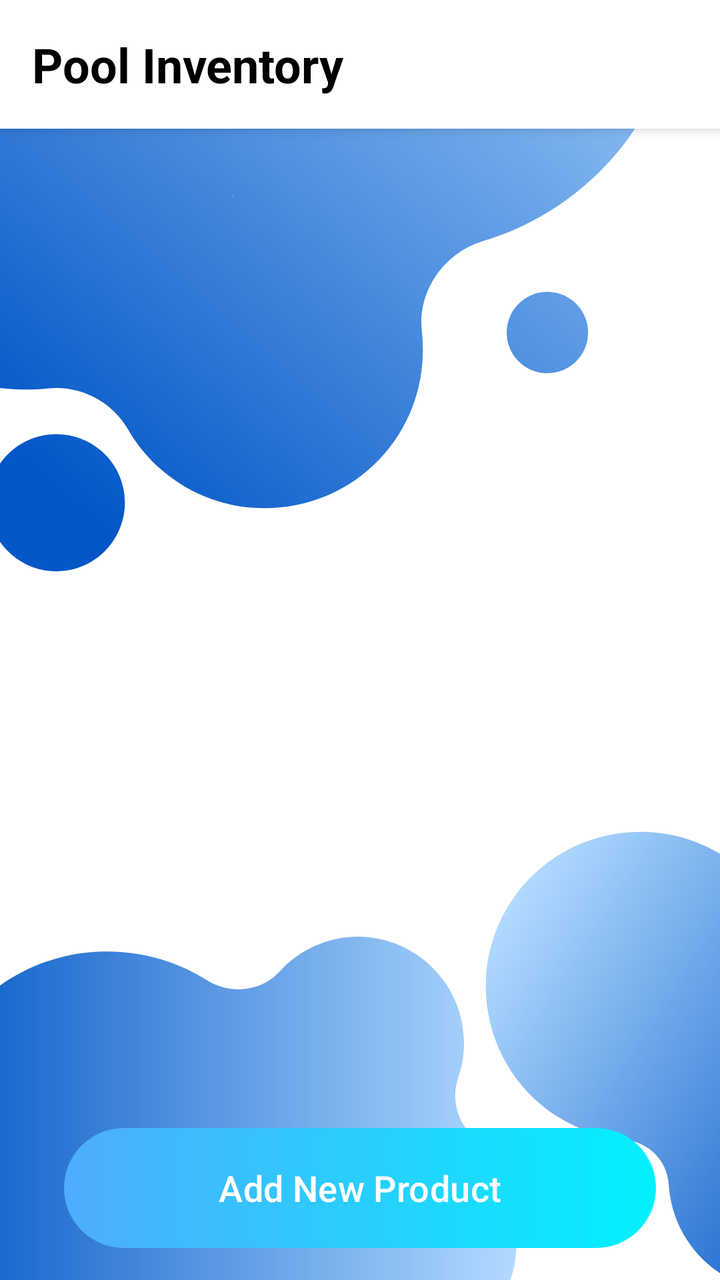
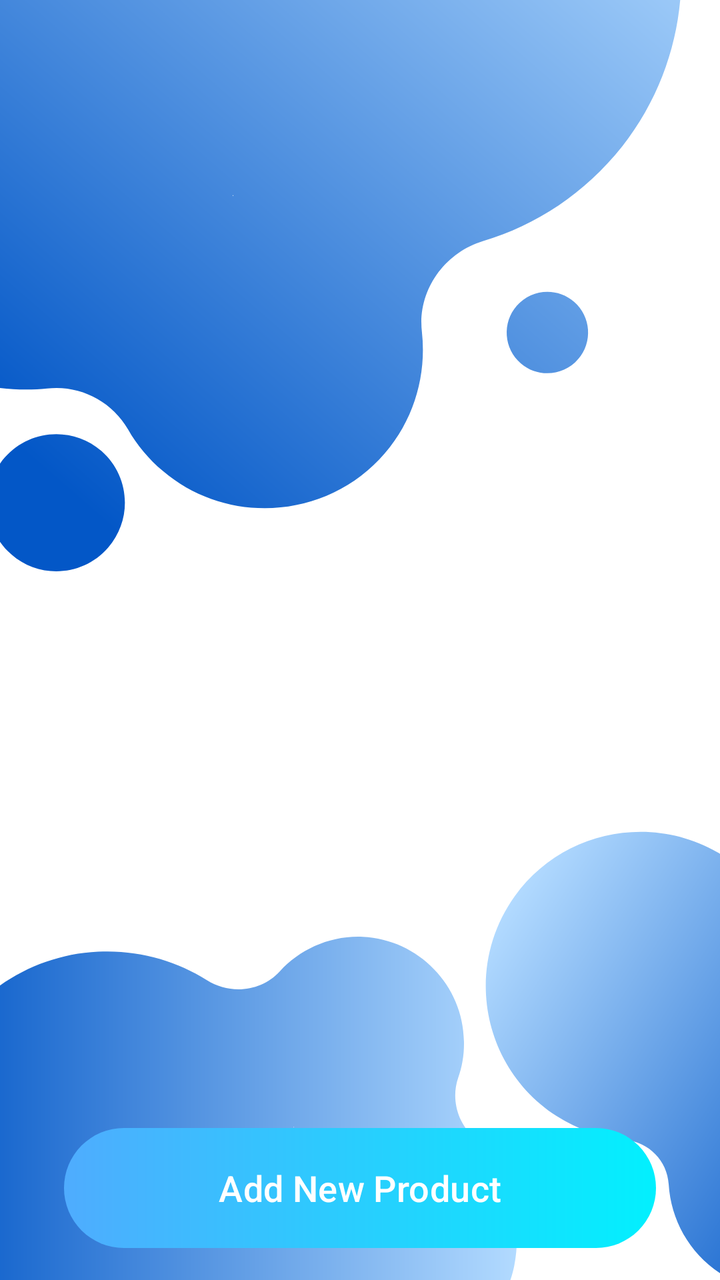

The first picture is an Android layout as it rendered before a commit; the second is the same layout after the commit. The layout source and the unified diff follow.
<!-- AndroidManifest.xml: application theme Theme.PoolApp -->
<!-- res/layout/sp_product_list.xml -->
<?xml version="1.0" encoding="utf-8"?>
<androidx.constraintlayout.widget.ConstraintLayout xmlns:android="http://schemas.android.com/apk/res/android"
    xmlns:app="http://schemas.android.com/apk/res-auto"
    xmlns:tools="http://schemas.android.com/tools"
    android:layout_width="match_parent"
    android:layout_height="match_parent"
    android:background="@drawable/bg"
    tools:context=".SP_ProductList">

    <androidx.cardview.widget.CardView
        android:id="@+id/card_header"
        android:layout_width="match_parent"
        android:layout_height="wrap_content"
        app:layout_constraintTop_toTopOf="parent"
        app:cardElevation="4dp"
        app:cardCornerRadius="0dp"
        app:cardBackgroundColor="@android:color/white">

        <TextView
            android:layout_width="match_parent"
            android:layout_height="wrap_content"
            android:text="Pool Inventory"
            android:textSize="24sp"
            android:textStyle="bold"
            android:padding="16dp"
            android:textColor="@color/black"
            android:gravity="center_vertical" />
    </androidx.cardview.widget.CardView>

    <androidx.recyclerview.widget.RecyclerView
        android:id="@+id/rv_product_list"
        android:layout_width="0dp"
        android:layout_height="0dp"
        android:paddingHorizontal="8dp"
        android:clipToPadding="false"
        android:paddingBottom="80dp"
        app:layout_constraintTop_toBottomOf="@id/card_header"
        app:layout_constraintBottom_toBottomOf="parent"
        app:layout_constraintStart_toStartOf="parent"
        app:layout_constraintEnd_toEndOf="parent"
        tools:listitem="@layout/item_sp_product"/>

    <TextView
        android:id="@+id/tv_empty_state"
        android:layout_width="wrap_content"
        android:layout_height="wrap_content"
        android:text="No products found.\nTap 'Add Product' to start building your inventory."
        android:gravity="center"
        android:textSize="16sp"
        android:textColor="@color/grey_dark"
        app:layout_constraintTop_toBottomOf="@id/card_header"
        app:layout_constraintBottom_toTopOf="@id/btn_add_product"
        app:layout_constraintStart_toStartOf="parent"
        app:layout_constraintEnd_toEndOf="parent"
        android:visibility="gone" />

    <com.google.android.material.button.MaterialButton
        android:id="@+id/btn_add_product"
        android:layout_width="0dp"
        android:layout_height="60dp"
        android:layout_marginHorizontal="32dp"
        android:layout_marginBottom="16dp"
        android:background="@drawable/custom_button"
        android:text="Add New Product"
        android:textColor="@color/white"
        android:textSize="18dp"
        app:backgroundTint="@null"
        app:rippleColor="@color/white_transparent_50"
        app:layout_constraintBottom_toBottomOf="parent"
        app:layout_constraintStart_toStartOf="parent"
        app:layout_constraintEnd_toEndOf="parent"/>

</androidx.constraintlayout.widget.ConstraintLayout>
<!-- res/layout/item_sp_product.xml (included above) -->
<?xml version="1.0" encoding="utf-8"?>
<androidx.cardview.widget.CardView
    xmlns:android="http://schemas.android.com/apk/res/android"
    xmlns:app="http://schemas.android.com/apk/res-auto"
    android:layout_width="match_parent"
    android:layout_height="wrap_content"
    android:layout_margin="8dp"
    app:cardCornerRadius="8dp"
    app:cardElevation="4dp">

    <LinearLayout
        android:layout_width="match_parent"
        android:layout_height="wrap_content"
        android:orientation="horizontal"
        android:padding="8dp">

        <ImageView
            android:id="@+id/product_image"
            android:layout_width="80dp"
            android:layout_height="80dp"
            android:scaleType="centerCrop"
            android:src="@drawable/fake_chlorine"
            android:layout_marginEnd="12dp"/>

        <LinearLayout
            android:layout_width="0dp"
            android:layout_height="wrap_content"
            android:layout_weight="1"
            android:orientation="vertical">

            <TextView
                android:id="@+id/product_name"
                android:layout_width="wrap_content"
                android:layout_height="wrap_content"
                android:text="Product Name Example"
                android:textSize="18sp"
                android:textStyle="bold"/>

            <TextView
                android:id="@+id/product_price"
                android:layout_width="wrap_content"
                android:layout_height="wrap_content"
                android:text="R 150.00"
                android:textSize="16sp"
                android:textColor="@android:color/holo_green_dark"/>

            <TextView
                android:id="@+id/product_stock"
                android:layout_width="wrap_content"
                android:layout_height="wrap_content"
                android:text="Stock: 10"
                android:textSize="14sp"/>

        </LinearLayout>

        <LinearLayout
            android:layout_width="wrap_content"
            android:layout_height="wrap_content"
            android:orientation="vertical"
            android:gravity="center_vertical">

            <com.google.android.material.button.MaterialButton
                android:id="@+id/btn_edit"
                android:layout_width="150dp"
                android:layout_height="50dp"
                android:layout_marginStart="4dp"
                android:layout_marginLeft="8dp"
                android:layout_marginEnd="8dp"
                android:layout_marginRight="8dp"
                android:background="@drawable/custom_button"
                android:text="Edit"
                android:textColor="@color/white"
                android:textSize="16sp"
                app:backgroundTint="@null"
                app:rippleColor="@color/white_transparent_50"
                app:layout_constraintEnd_toEndOf="parent"
                app:layout_constraintStart_toStartOf="parent"
                app:layout_constraintTop_toBottomOf="@+id/priceLayout"/>


            <com.google.android.material.button.MaterialButton
                android:id="@+id/btn_delete"
                android:layout_width="150dp"
                android:layout_height="50dp"
                android:layout_gravity="center_horizontal"
                android:layout_marginTop="16dp"
                android:layout_marginBottom="16dp"
                android:background="@drawable/custom_button2"
                android:paddingVertical="12dp"
                android:text="Delete"
                android:textColor="@color/white"
                android:textSize="16dp"
                app:backgroundTint="@null"
                app:rippleColor="@color/white_transparent_50"
                app:layout_constraintEnd_toEndOf="parent"
                app:layout_constraintStart_toStartOf="parent"
                app:layout_constraintTop_toBottomOf="@+id/btn_update_product"/>

        </LinearLayout>

    </LinearLayout>
</androidx.cardview.widget.CardView>
<!-- resources referenced by this layout -->
<resources>
  <color name="black">#FF000000</color>
  <color name="grey_dark">#666666</color>
  <color name="white">#FFFFFFFF</color>
  <color name="white_transparent_50">#80FFFFFF</color>
  <!-- drawable bg: png bitmap (drawable, 162357 bytes) -->
  <!-- drawable custom_button (drawable) -->
  <?xml version="1.0" encoding="utf-8"?>
  <shape xmlns:android="http://schemas.android.com/apk/res/android" android:shape="rectangle">
  
      <gradient
          android:startColor="#4facfe"
          android:endColor="#02f0fe"
          android:type="linear"/>
  
      <corners
          android:radius="50dp"/>
  
  </shape>
  <!-- drawable custom_button2 (drawable) -->
  <?xml version="1.0" encoding="utf-8"?>
  <shape xmlns:android="http://schemas.android.com/apk/res/android" android:shape="rectangle">
  
      <gradient
          android:startColor="#0357c7"
          android:endColor="#4795e1"
          android:type="linear"/>
  
      <corners
          android:radius="50dp"/>
  
  </shape>
  <!-- drawable fake_chlorine: jpg bitmap (drawable, 577531 bytes) -->
  <style name="Theme.PoolApp" parent="Theme.Material3.DayNight.NoActionBar">
          <item name="colorPrimary">@color/colorPrimary</item>
          <item name="colorPrimaryVariant">@color/colorPrimaryVariant</item>
          <item name="colorOnPrimary">@color/colorOnPrimary</item>
          <item name="colorSecondary">@color/colorSecondary</item>
          <item name="colorOnSecondary">@color/colorOnSecondary</item>
          <item name="colorSurface">@color/colorSurface</item>
          <item name="colorOnSurface">@color/colorOnSurface</item>
          <item name="android:statusBarColor" tools:targetApi="l">?attr/colorPrimaryVariant</item>
      </style>
  <color name="colorPrimary">#096ca7</color>
  <color name="colorPrimaryVariant">#034b75</color>
  <color name="colorOnPrimary">#FFFFFF</color>
  <color name="colorSecondary">#0A57FF</color>
  <color name="colorOnSecondary">#FFFFFF</color>
  <color name="colorSurface">#FFFFFF</color>
  <color name="colorOnSurface">#1C1B1F</color>
</resources>

<!-- the commit's change to res/layout/sp_product_list.xml (unified diff, before → after) -->
@@ -7,26 +7,6 @@
     android:background="@drawable/bg"
     tools:context=".SP_ProductList">
 
-    <androidx.cardview.widget.CardView
-        android:id="@+id/card_header"
-        android:layout_width="match_parent"
-        android:layout_height="wrap_content"
-        app:layout_constraintTop_toTopOf="parent"
-        app:cardElevation="4dp"
-        app:cardCornerRadius="0dp"
-        app:cardBackgroundColor="@android:color/white">
-
-        <TextView
-            android:layout_width="match_parent"
-            android:layout_height="wrap_content"
-            android:text="Pool Inventory"
-            android:textSize="24sp"
-            android:textStyle="bold"
-            android:padding="16dp"
-            android:textColor="@color/black"
-            android:gravity="center_vertical" />
-    </androidx.cardview.widget.CardView>
-
     <androidx.recyclerview.widget.RecyclerView
         android:id="@+id/rv_product_list"
         android:layout_width="0dp"
@@ -34,7 +14,7 @@
         android:paddingHorizontal="8dp"
         android:clipToPadding="false"
         android:paddingBottom="80dp"
-        app:layout_constraintTop_toBottomOf="@id/card_header"
+        app:layout_constraintTop_toTopOf="parent"
         app:layout_constraintBottom_toBottomOf="parent"
         app:layout_constraintStart_toStartOf="parent"
         app:layout_constraintEnd_toEndOf="parent"
@@ -48,7 +28,7 @@
         android:gravity="center"
         android:textSize="16sp"
         android:textColor="@color/grey_dark"
-        app:layout_constraintTop_toBottomOf="@id/card_header"
+        app:layout_constraintTop_toTopOf="parent"
         app:layout_constraintBottom_toTopOf="@id/btn_add_product"
         app:layout_constraintStart_toStartOf="parent"
         app:layout_constraintEnd_toEndOf="parent"
<!-- resource entries referenced after the edit -->
@@ -1,6 +1,5 @@
 <!-- resources referenced by this layout -->
 <resources>
-  <color name="black">#FF000000</color>
   <color name="grey_dark">#666666</color>
   <color name="white">#FFFFFFFF</color>
   <color name="white_transparent_50">#80FFFFFF</color>
